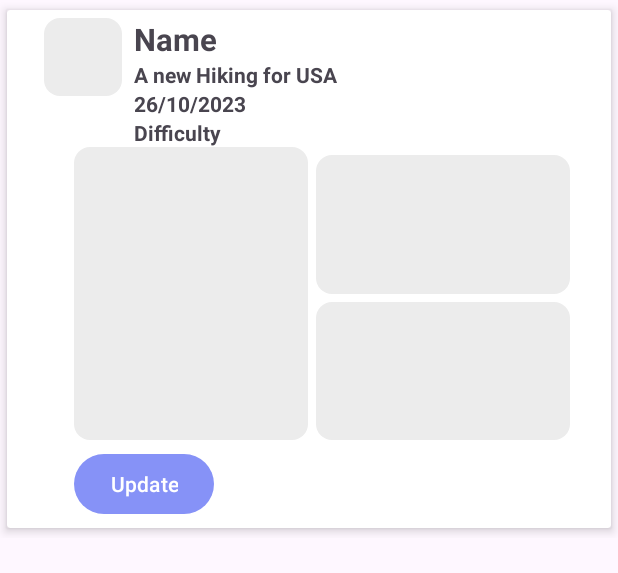
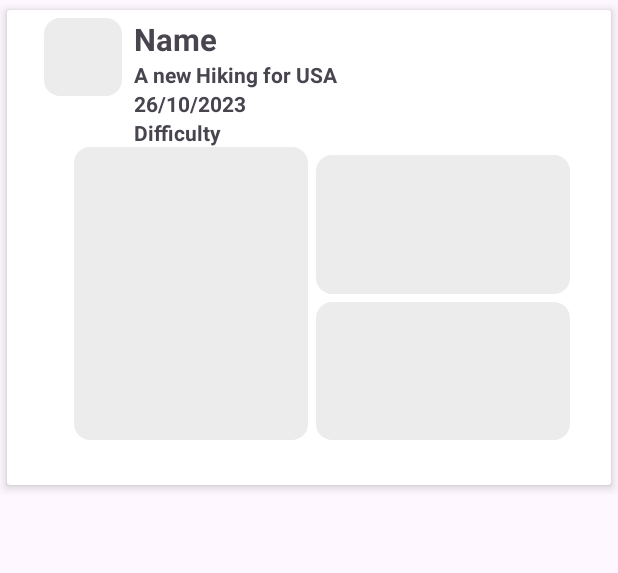
Before and after one commit to SkullCuong/Moblie_COMP1786, an Android app: the layout activity_view_hike.xml on its own in the app's theme, with its tools: preview values and no code run, on a phone screen of 412 x 824 dp. Shown: the top 573 px of the screen. Run offline under Robolectric (Android 15) with nearby library versions, the phone set to English and light mode, and no system bars.

Commit message:
CHange front-end in list hike

```diff
--- a/app/src/main/java/com/example/hiking_app/controller/hike_controller/ListHikeAdapter.java
+++ b/app/src/main/java/com/example/hiking_app/controller/hike_controller/ListHikeAdapter.java
@@ -69,7 +69,7 @@ public class ListHikeAdapter extends RecyclerView.Adapter<ListHikeAdapter.HikesV
             hikeImg1 = itemView.findViewById(R.id.img1);
             hikeImg2 = itemView.findViewById(R.id.img2);
             hikeImg3 = itemView.findViewById(R.id.img3);
-            buttonUpdate = itemView.findViewById(R.id.HikeUpdate);
+            //buttonUpdate = itemView.findViewById(R.id.HikeUpdate);
             cardView = itemView.findViewById(R.id.cardHike);
         }
         public void setFilteredList(List<Hikes> filteredList){
@@ -123,14 +123,14 @@ public class ListHikeAdapter extends RecyclerView.Adapter<ListHikeAdapter.HikesV
             }
             // Set the ID for the current item
             final int itemId = hike.getId();
-            buttonUpdate.setOnClickListener(new View.OnClickListener() {
+            /*buttonUpdate.setOnClickListener(new View.OnClickListener() {
                 @Override
                 public void onClick(View view) {
                     Intent intent = new Intent(context, UpdateHike.class);
                     intent.putExtra("hike_id", itemId);
                     context.startActivity(intent);
                 }
-            });
+            });*/
             cardView.setOnClickListener(new View.OnClickListener() {
                 @Override
                 public void onClick(View view) {
--- a/app/src/main/res/layout/activity_view_hike.xml
+++ b/app/src/main/res/layout/activity_view_hike.xml
@@ -23,6 +23,7 @@
             android:layout_width="match_parent"
             android:layout_height="wrap_content"
             android:padding="@dimen/_4sdp"
+            android:layout_marginBottom="@dimen/_15sdp"
             android:orientation="horizontal">
             <LinearLayout
                 android:layout_width="match_parent"
@@ -109,17 +110,6 @@
                             android:layout_marginTop="@dimen/_4sdp"/>
                     </LinearLayout>
                 </LinearLayout>
-                <LinearLayout
-                    android:layout_width="match_parent"
-                    android:layout_height="match_parent"
-                    android:layout_marginLeft="@dimen/_30sdp"
-                    android:orientation="horizontal">
-                    <Button
-                        android:id="@+id/HikeUpdate"
-                        android:layout_width="wrap_content"
-                        android:layout_height="wrap_content"
-                        android:text="Update"/>
-                </LinearLayout>
             </LinearLayout>
         </RelativeLayout>
     </LinearLayout>
```
